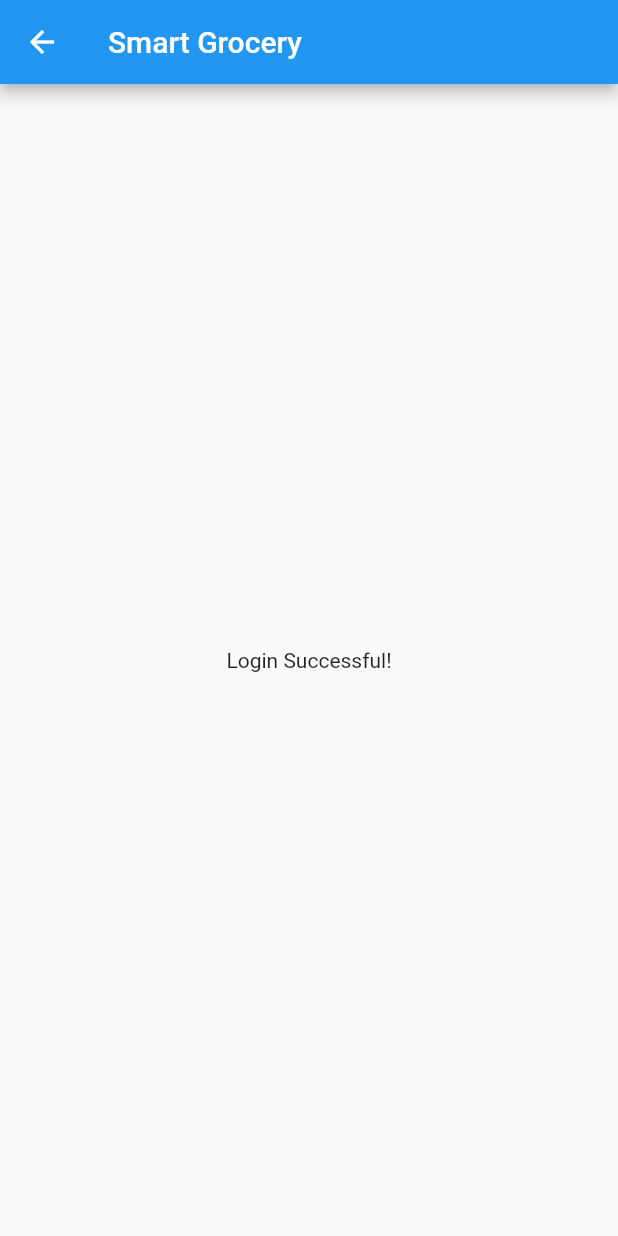
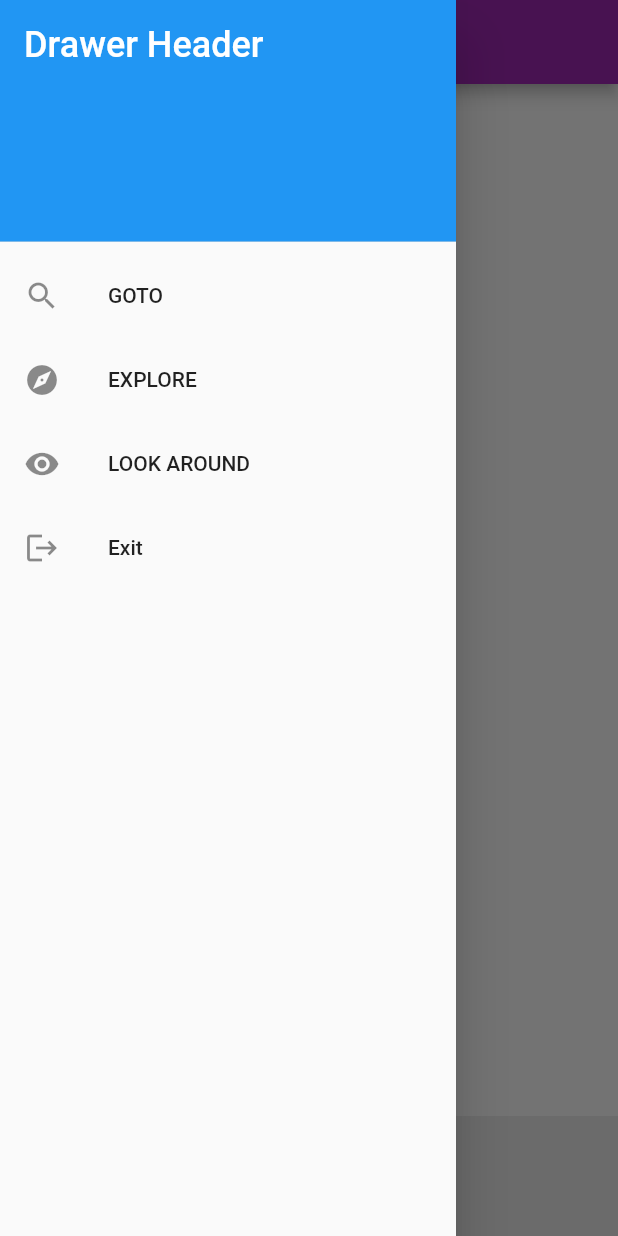
Before and after one commit to BilalN777/smart_grocery, a Flutter app: the HomePage screen opened directly, with the side drawer open (before the commit the screen has no drawer), on a phone screen of 412 x 824 dp. Run offline on Flutter 3.47's test engine with Material 2 defaults, Android fonts, the phone set to English and light mode, and no system bars.

Commit message:
in progress

```diff
--- a/Code/Smart_Grocery/lib/pages/home_page.dart
+++ b/Code/Smart_Grocery/lib/pages/home_page.dart
@@ -1,21 +1,74 @@
 import 'package:flutter/material.dart';
 
-class HomePage extends StatelessWidget {
+class HomePage extends StatefulWidget {
   const HomePage({super.key});
 
+  @override
+  State<HomePage> createState() => _HomePageState();
+}
+
+class _HomePageState extends State<HomePage> {
   @override
   Widget build(BuildContext context) {
     return Scaffold(
       appBar: AppBar(
-        title: Text('Smart Grocery'),
+        // leading: null,
+        title: const Text('Smart Grocery'),
       ),
-      body: Center(child: Text('Login Successful!')),
+      body: const Center(child: Text('Login Successful!')),
+      drawer: Drawer(
+        child: ListView(
+          padding: EdgeInsets.zero,
+          children: <Widget>[
+            const DrawerHeader(
+              decoration: BoxDecoration(
+                color: Colors.blue,
+              ),
+              child: Text(
+                'Drawer Header',
+                style: TextStyle(
+                  color: Colors.white,
+                  fontSize: 24,
+                ),
+              ),
+            ),
+            ListTile(
+              leading: const Icon(Icons.search),
+              title: const Text('GOTO'),
+              onTap: () {
+                Navigator.pop(context);
+              },
+            ),
+            ListTile(
+              leading: const Icon(Icons.explore),
+              title: const Text('EXPLORE'),
+              onTap: () {
+                Navigator.pop(context);
+              },
+            ),
+            ListTile(
+              leading: const Icon(Icons.remove_red_eye_rounded),
+              title: const Text('LOOK AROUND'),
+              onTap: () {
+                Navigator.pop(context);
+              },
+            ),
+            ListTile(
+              leading: const Icon(Icons.logout),
+              title: const Text('Exit'),
+              onTap: () {
+                Navigator.pop(context);
+              },
+            ),
+          ],
+        ),
+      ),
+      bottomNavigationBar: NavigationBar(
+        destinations: const [
+
+        ],
+
+      ),
     );
   }
-
-  // @override
-  // State<StatefulWidget> createState() {
-  //   // TODO: implement createState
-  //   throw UnimplementedError();
-  // }
 }
```
Also changed, not shown: Code/Smart_Grocery/lib/pages/login_page.dart (+13 -28 lines).
